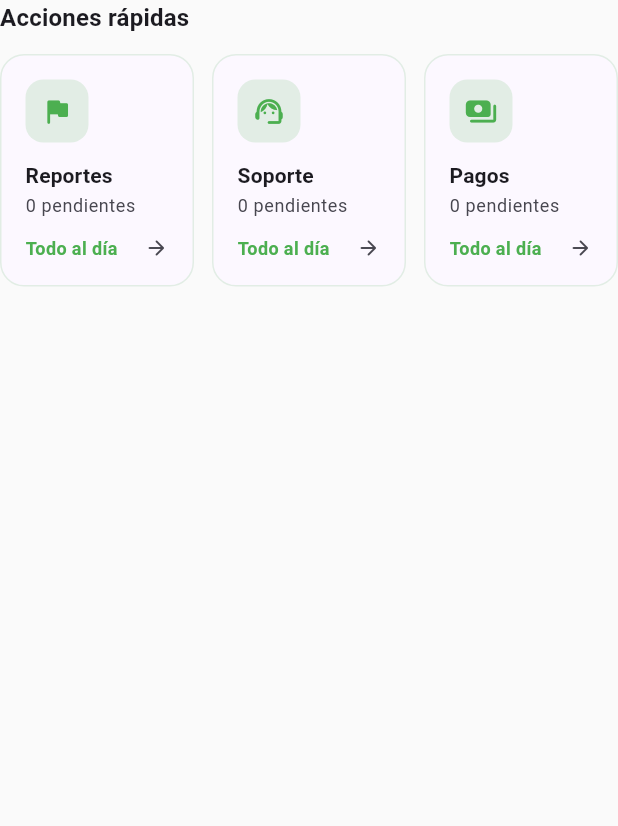
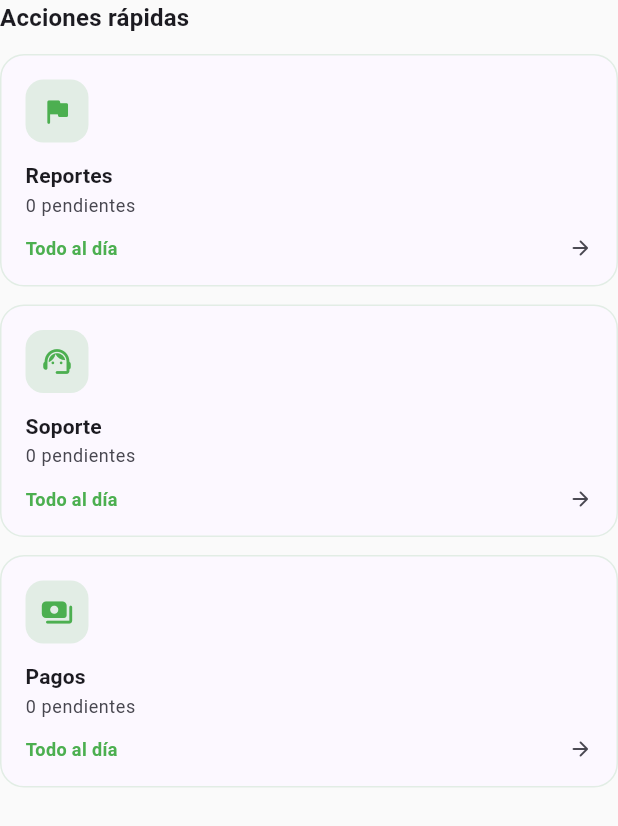
Before and after one commit to julio951010/admin_flumi, a Flutter app: the QuickActions widget shown alone on an empty page, opened directly with empty values, on a phone screen of 412 x 824 dp. Shown: the top 826 px of the screen. Run offline on Flutter 3.47's test engine with Material 3 defaults, Android fonts, the phone set to English and light mode, and no system bars; our stand-ins replace connectivity_plus, fl_chart, image_picker, shimmer, supabase_flutter; accounts and stored records are empty; network calls fail.

Commit message:
fix(movil): eliminar overflows en dashboard y metricas + test de layout

```diff
--- a/lib/features/dashboard/widgets/quick_actions.dart
+++ b/lib/features/dashboard/widgets/quick_actions.dart
@@ -1,6 +1,4 @@
 import 'package:flutter/material.dart';
-
-import '../../../config/tema.dart';
 
 /// Acciones rápidas del dashboard
 class QuickActions extends StatelessWidget {
@@ -30,10 +28,10 @@ class QuickActions extends StatelessWidget {
           ),
         ),
         const SizedBox(height: 12),
-        Row(
-          children: [
-            Expanded(
-              child: _QuickActionCard(
+        LayoutBuilder(
+          builder: (context, constraints) {
+            final tarjetas = [
+              _QuickActionCard(
                 icon: Icons.flag_rounded,
                 label: 'Reportes',
                 subtitle: '$reportesPendientes pendientes',
@@ -41,10 +39,7 @@ class QuickActions extends StatelessWidget {
                 count: reportesPendientes,
                 onTap: () => _navigate(context, '/reportes'),
               ),
-            ),
-            const SizedBox(width: 12),
-            Expanded(
-              child: _QuickActionCard(
+              _QuickActionCard(
                 icon: Icons.support_agent_rounded,
                 label: 'Soporte',
                 subtitle: '$soportesPendientes pendientes',
@@ -52,10 +47,7 @@ class QuickActions extends StatelessWidget {
                 count: soportesPendientes,
                 onTap: () => _navigate(context, '/soporte'),
               ),
-            ),
-            const SizedBox(width: 12),
-            Expanded(
-              child: _QuickActionCard(
+              _QuickActionCard(
                 icon: Icons.payments_rounded,
                 label: 'Pagos',
                 subtitle: '$pagosPendientes pendientes',
@@ -63,8 +55,30 @@ class QuickActions extends StatelessWidget {
                 count: pagosPendientes,
                 onTap: () => _navigate(context, '/pagos'),
               ),
-            ),
-          ],
+            ];
+
+            // En móvil las 3 tarjetas no caben en una fila sin desbordar:
+            // se apilan verticalmente.
+            if (constraints.maxWidth < 480) {
+              return Column(
+                children: [
+                  for (var i = 0; i < tarjetas.length; i++) ...[
+                    if (i > 0) const SizedBox(height: 12),
+                    tarjetas[i],
+                  ],
+                ],
+              );
+            }
+
+            return Row(
+              children: [
+                for (var i = 0; i < tarjetas.length; i++) ...[
+                  if (i > 0) const SizedBox(width: 12),
+                  Expanded(child: tarjetas[i]),
+                ],
+              ],
+            );
+          },
         ),
       ],
     );
```
Also changed, not shown: lib/features/dashboard/dashboard_pantalla.dart (+12 -3 lines), lib/features/dashboard/widgets/chart_7d.dart (+24 -5 lines), lib/features/metricas/metricas_pantalla.dart (+17 -12 lines), 1 other file.
